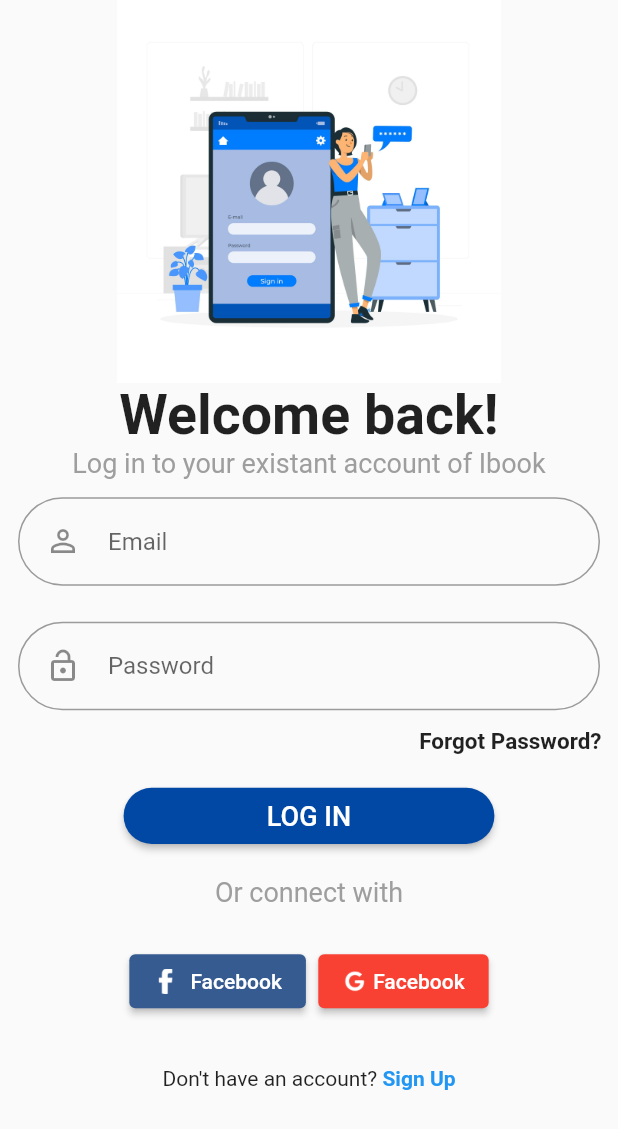
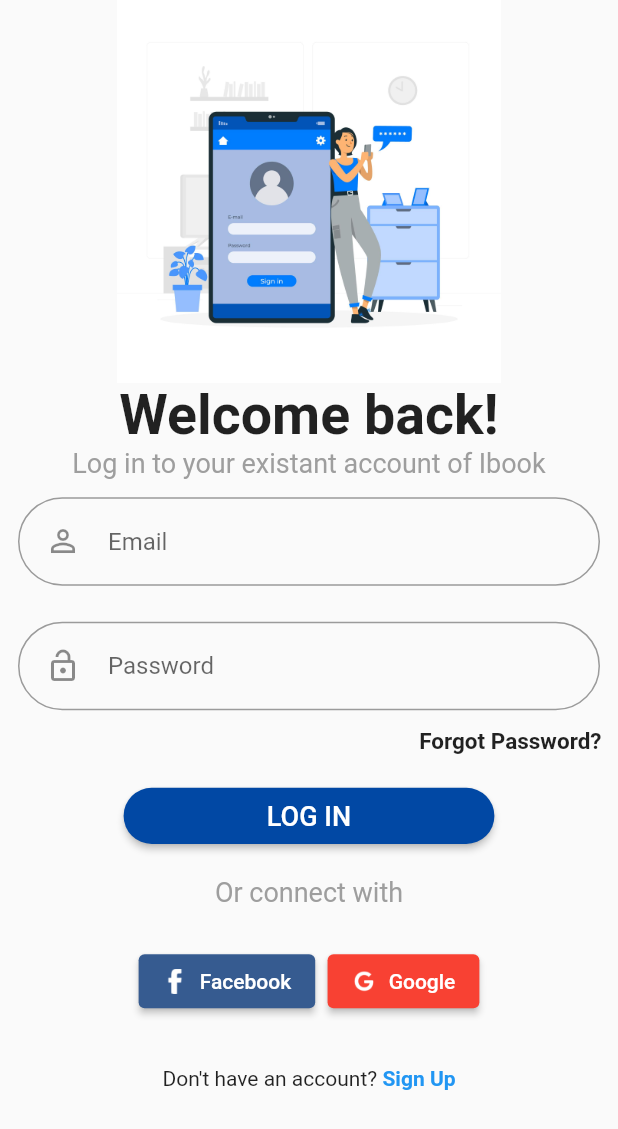
Before and after one commit to SheikhAman/Login-Screen-Flutter-UI, a Flutter app: the screen it shows after launch, on a phone screen of 412 x 824 dp. Shown: the top 1129 px of the screen. Run offline on Flutter 3.47's test engine with Material 2 defaults, Android fonts, the phone set to English and light mode, and no system bars.

Commit message:
LogIn Screen

```diff
--- a/login_screen/lib/pages/login_page.dart
+++ b/login_screen/lib/pages/login_page.dart
@@ -110,6 +110,7 @@ class LoginPage extends StatelessWidget {
                   children: [
                     Image.asset(
                       'images/facebook.png',
+                      height: MediaQuery.of(context).size.height * .02,
                       width: MediaQuery.of(context).size.width * .04,
                     ),
                     SizedBox(
@@ -134,12 +135,13 @@ class LoginPage extends StatelessWidget {
                   children: [
                     Image.asset(
                       'images/google.png',
+                      height: MediaQuery.of(context).size.height * .02,
                       width: MediaQuery.of(context).size.width * .04,
                     ),
                     SizedBox(
-                      width: MediaQuery.of(context).size.width * .01,
+                      width: MediaQuery.of(context).size.width * .02,
                     ),
-                    Text('Facebook'),
+                    Text('Google'),
                   ],
                 ),
               ),
```
Also changed, not shown: Log In.JPG (added), logein.JPG (deleted).
